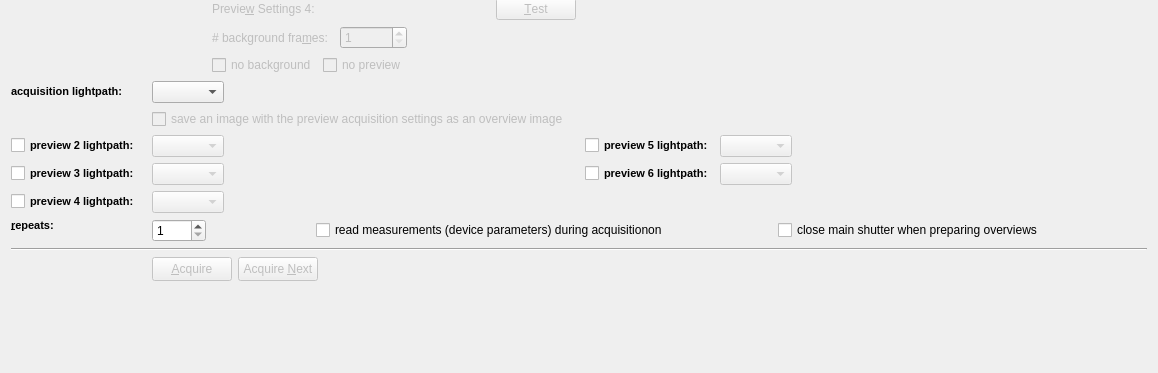
First picture: the form in plugins/spimb040/qfespimb040acquisitionconfigwidget2.ui, repository jkriege2/QuickFit3, before the edit; both pictures show x 0 to 1158 and y 451 to 824 of the 1158 by 824 pixel window.
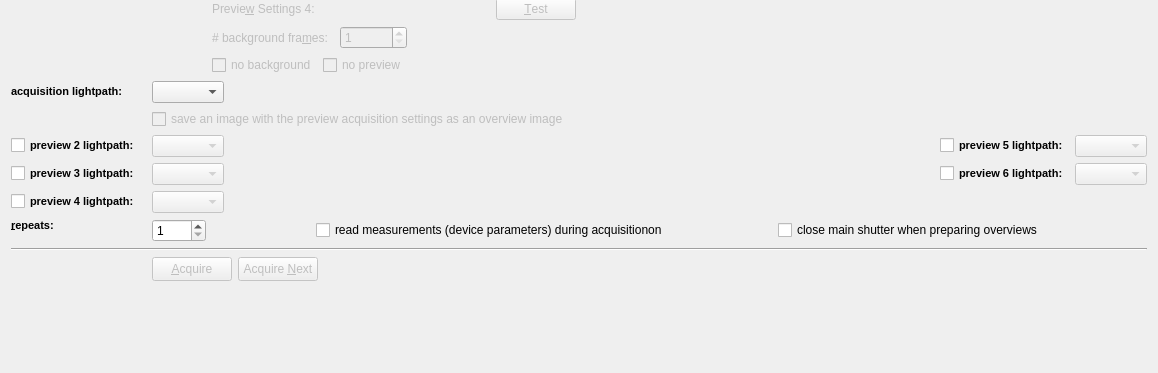
Second picture: the form after the edit. Icons and pictures are not drawn. Custom widgets are drawn as their Qt base class.

The edit to the form file:
```diff
--- a/plugins/spimb040/qfespimb040acquisitionconfigwidget2.ui
+++ b/plugins/spimb040/qfespimb040acquisitionconfigwidget2.ui
@@ -15,7 +15,7 @@
   </property>
   <layout class="QGridLayout" name="gridLayout">
    <item row="11" column="2" colspan="2">
-    <layout class="QHBoxLayout" name="horizontalLayout_5">
+    <layout class="QHBoxLayout" name="horizontalLayout_5" stretch="0,1,0,0">
      <item>
       <widget class="QComboBox" name="cmbLightpathPreview3">
        <property name="enabled">
@@ -63,19 +63,6 @@
        </property>
       </widget>
      </item>
-     <item>
-      <spacer name="horizontalSpacer_5">
-       <property name="orientation">
-        <enum>Qt::Horizontal</enum>
-       </property>
-       <property name="sizeHint" stdset="0">
-        <size>
-         <width>40</width>
-         <height>20</height>
-        </size>
-       </property>
-      </spacer>
-     </item>
     </layout>
    </item>
    <item row="6" column="3">
@@ -1404,7 +1391,7 @@
     </widget>
    </item>
    <item row="10" column="2" colspan="2">
-    <layout class="QHBoxLayout" name="horizontalLayout_4">
+    <layout class="QHBoxLayout" name="horizontalLayout_4" stretch="0,1,0,0">
      <item>
       <widget class="QComboBox" name="cmbLightpathPreview2">
        <property name="enabled">
@@ -1452,19 +1439,6 @@
        </property>
       </widget>
      </item>
-     <item>
-      <spacer name="horizontalSpacer_4">
-       <property name="orientation">
-        <enum>Qt::Horizontal</enum>
-       </property>
-       <property name="sizeHint" stdset="0">
-        <size>
-         <width>40</width>
-         <height>20</height>
-        </size>
-       </property>
-      </spacer>
-     </item>
     </layout>
    </item>
    <item row="11" column="0">
```
Left out of the diff: 33 changed lines with no effect on the pictures.
